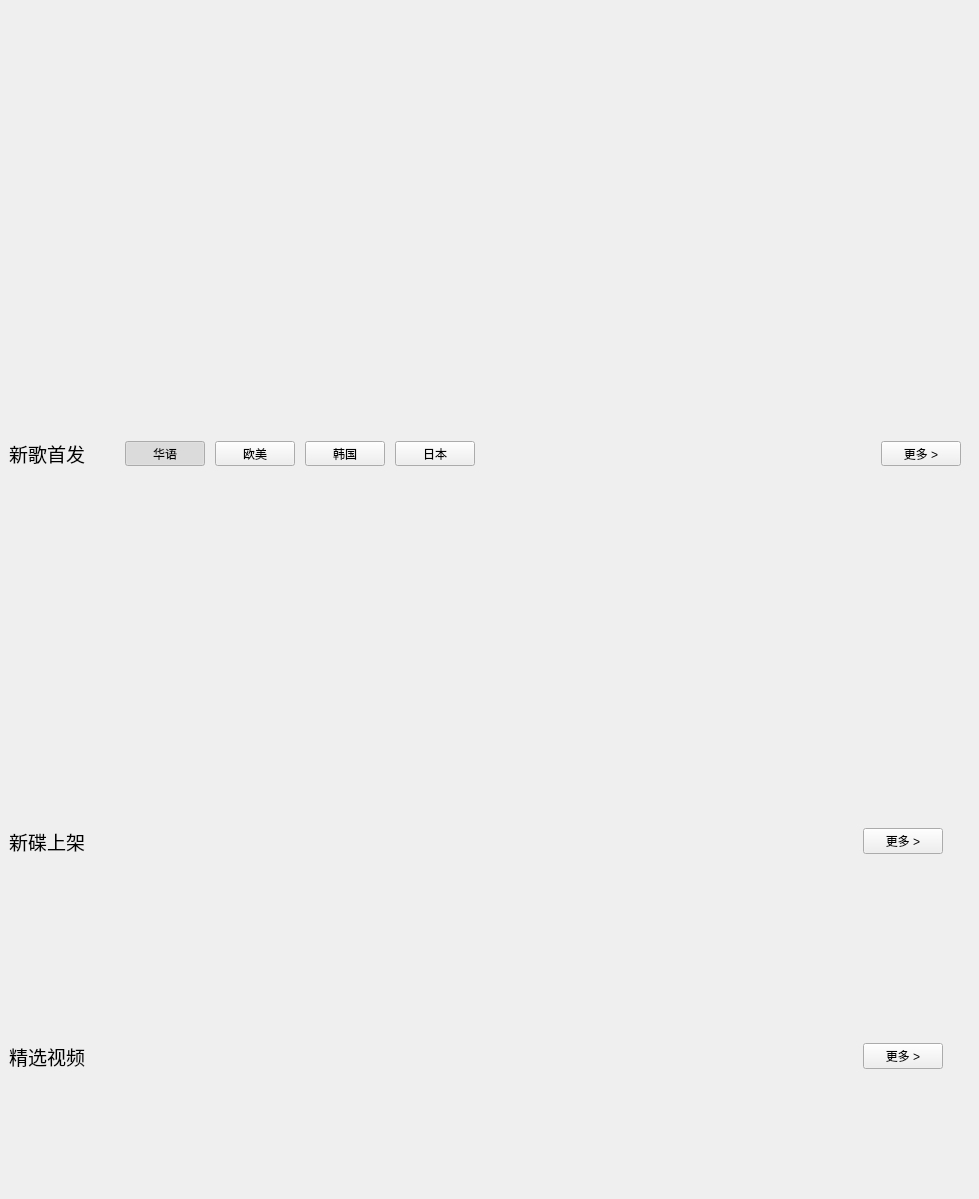
The window that KuGouStart/MusicRepository/MusicRepository.ui (a-mo-xi-wei/Qt-KuGouAppClient) describes before a commit, drawn with Qt 5.
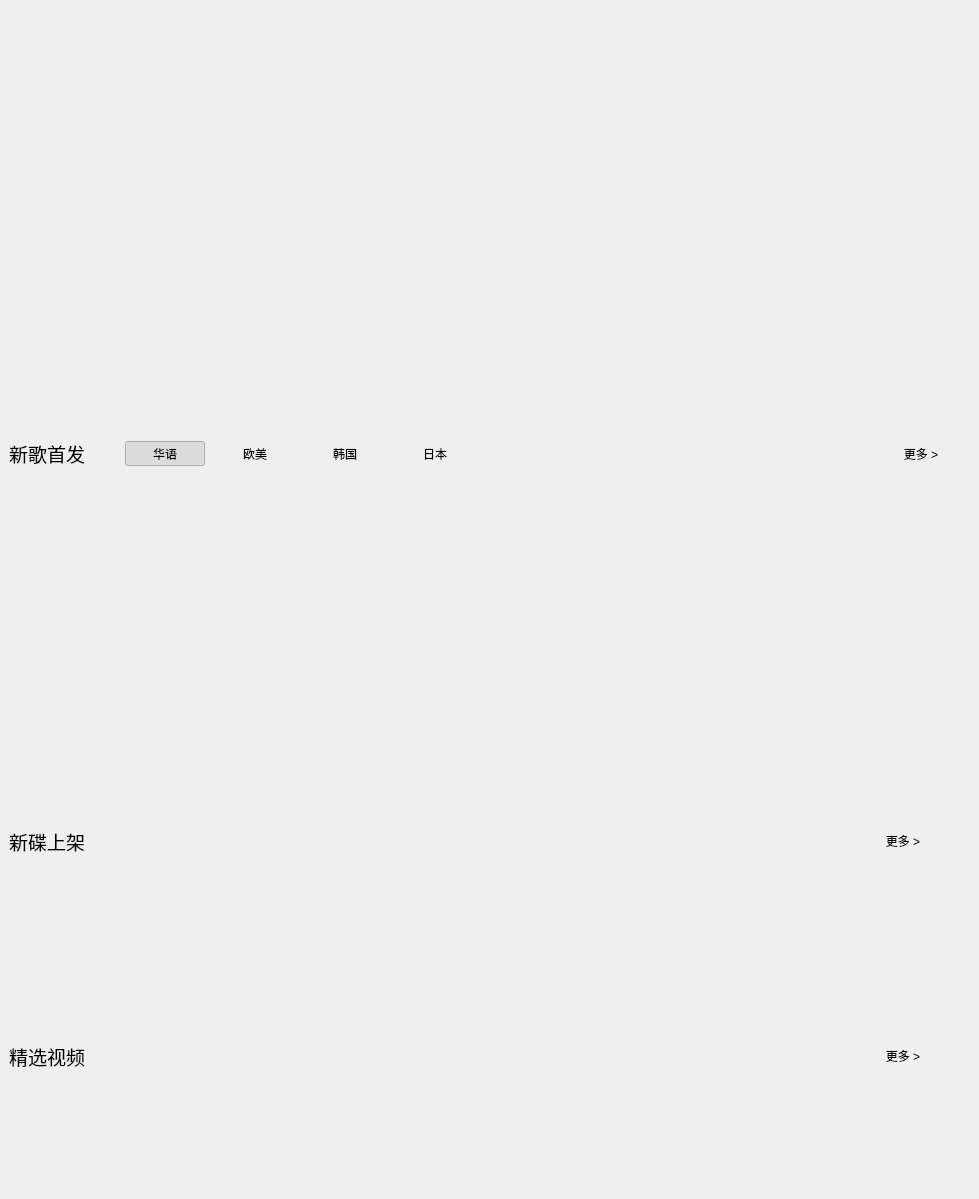
The same window after the commit. Custom widgets are drawn as their Qt base class.

What changed in the file:
```diff
--- a/KuGouStart/MusicRepository/MusicRepository.ui
+++ b/KuGouStart/MusicRepository/MusicRepository.ui
@@ -239,6 +239,9 @@
             <property name="checkable">
              <bool>true</bool>
             </property>
+            <property name="flat">
+             <bool>true</bool>
+            </property>
            </widget>
           </item>
           <item>
@@ -252,6 +255,9 @@
             <property name="checkable">
              <bool>true</bool>
             </property>
+            <property name="flat">
+             <bool>true</bool>
+            </property>
            </widget>
           </item>
           <item>
@@ -265,6 +271,9 @@
             <property name="checkable">
              <bool>true</bool>
             </property>
+            <property name="flat">
+             <bool>true</bool>
+            </property>
            </widget>
           </item>
           <item>
@@ -288,6 +297,9 @@
             <property name="text">
              <string>更多 &gt;</string>
             </property>
+            <property name="flat">
+             <bool>true</bool>
+            </property>
            </widget>
           </item>
          </layout>
@@ -581,6 +593,9 @@
                   <property name="text">
                    <string>更多 &gt;</string>
                   </property>
+                  <property name="flat">
+                   <bool>true</bool>
+                  </property>
                  </widget>
                 </item>
                </layout>
@@ -728,6 +743,9 @@
                   <property name="text">
                    <string>更多 &gt;</string>
                   </property>
+                  <property name="flat">
+                   <bool>true</bool>
+                  </property>
                  </widget>
                 </item>
                </layout>
```
Left out of the diff: 3 changed lines with no effect on the pictures.
